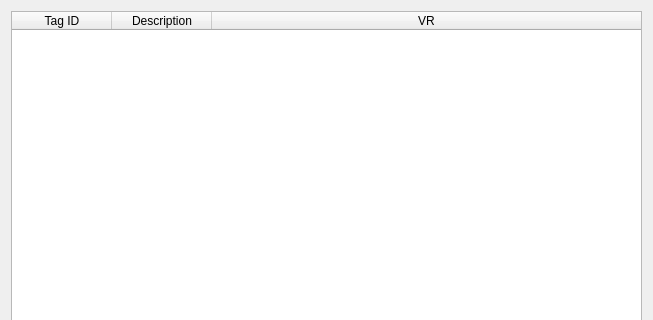
GavriloviciEduard/DICOM-Extractor-Viewer, file DICOM-Viewer/DICOM-Viewer/TagSelectDialog.ui: the form before one commit; both pictures show x 0 to 653 and y 0 to 320 of the 653 by 585 pixel window.
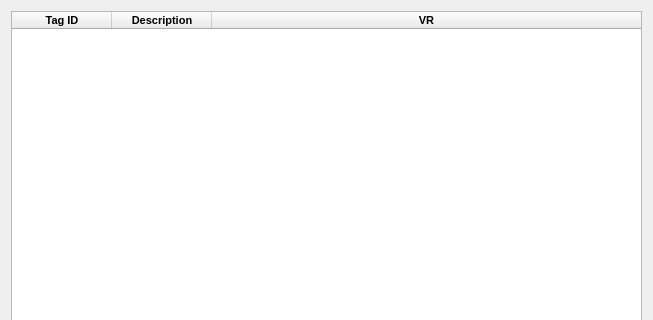
The form after the commit. Icons and pictures are not drawn.

Patch:
```diff
--- a/DICOM-Viewer/DICOM-Viewer/TagSelectDialog.ui
+++ b/DICOM-Viewer/DICOM-Viewer/TagSelectDialog.ui
@@ -35,16 +35,40 @@
       <property name="text">
        <string>Tag ID</string>
       </property>
+      <property name="font">
+       <font>
+        <family>MS Shell Dlg 2</family>
+        <pointsize>8</pointsize>
+        <weight>75</weight>
+        <bold>true</bold>
+       </font>
+      </property>
      </column>
      <column>
       <property name="text">
        <string>Description</string>
       </property>
+      <property name="font">
+       <font>
+        <family>MS Shell Dlg 2</family>
+        <pointsize>8</pointsize>
+        <weight>75</weight>
+        <bold>true</bold>
+       </font>
+      </property>
      </column>
      <column>
       <property name="text">
        <string>VR</string>
       </property>
+      <property name="font">
+       <font>
+        <family>MS Shell Dlg 2</family>
+        <pointsize>8</pointsize>
+        <weight>75</weight>
+        <bold>true</bold>
+       </font>
+      </property>
      </column>
     </widget>
    </item>
```
Left out of the diff: 8 changed lines with no effect on the pictures.
